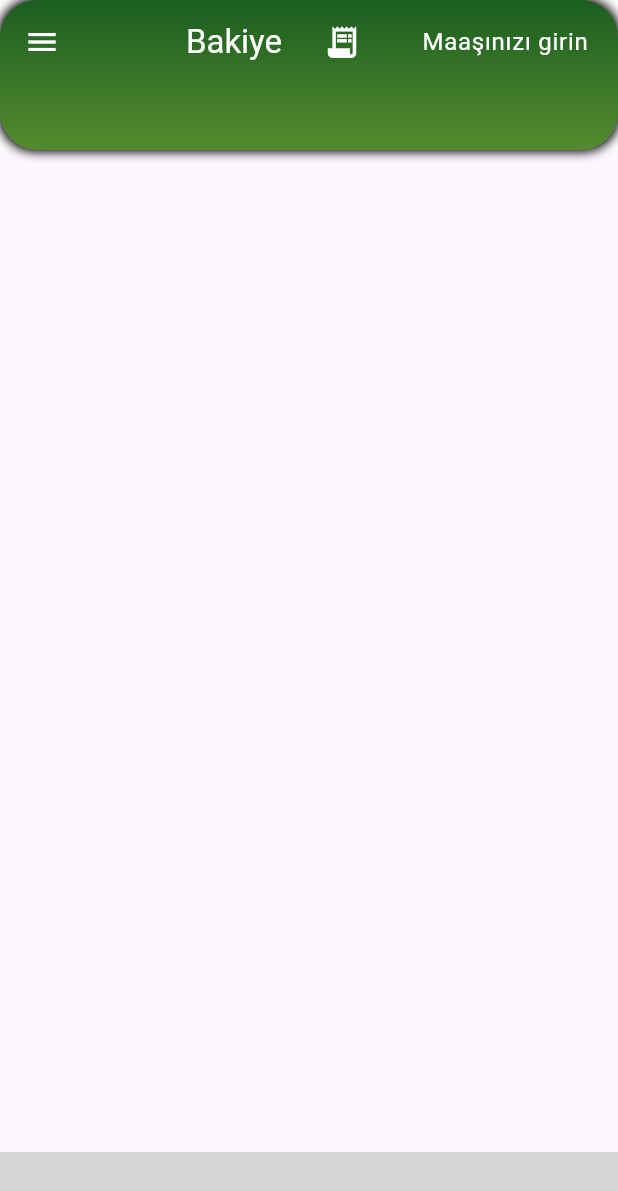
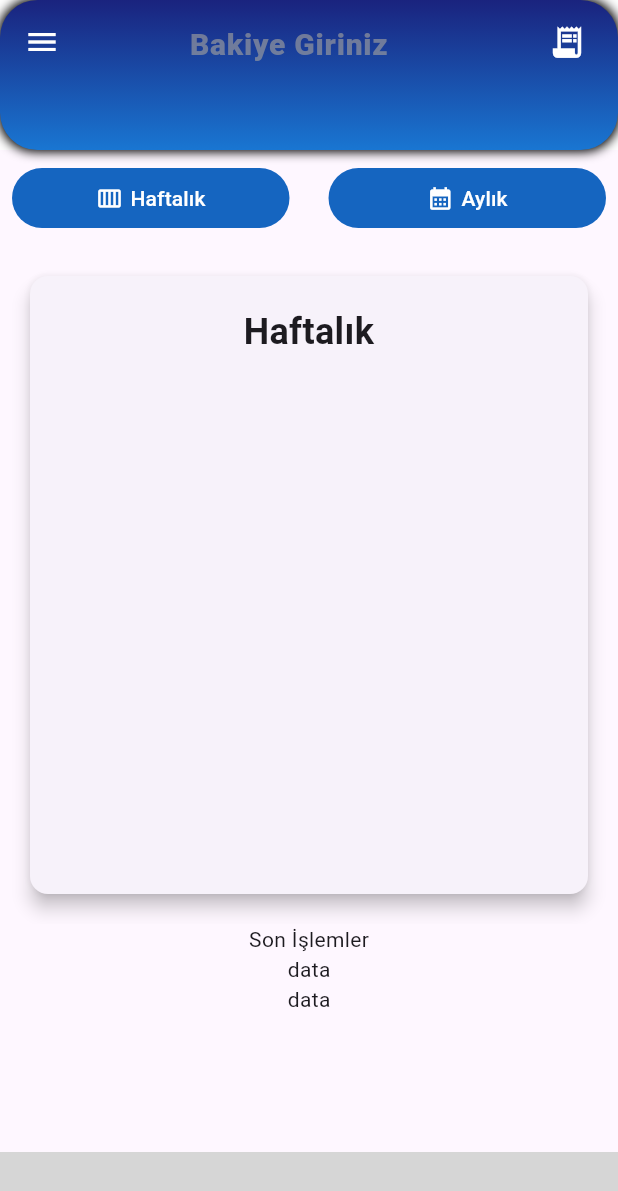
Before and after one commit to bekirglr/flutter-finance_Tracking, a Flutter app: the screen it shows after launch, on a phone screen of 412 x 824 dp. Shown: the top 1191 px of the screen. Run offline on Flutter 3.47's test engine with Material 3 defaults, Android fonts, the phone set to English and light mode, and no system bars; our stand-ins replace font_awesome_flutter, sqflite; missing offline and left inert: bottom_bar_with_sheet; accounts and stored records are empty; statements that could not run were skipped; grey boxes are pictures that could not be loaded.

Commit message:
Code and UI design improvements have been made.

```diff
--- a/lib/main.dart
+++ b/lib/main.dart
@@ -12,8 +12,8 @@ class MyApp extends StatelessWidget {
       title: 'Finance App',
       debugShowCheckedModeBanner: false,
       theme: ThemeData(
-        iconTheme: const IconThemeData(
-          color: Colors.green,
+        iconTheme: IconThemeData(
+          color: Colors.blue.shade700,
         ),
       ),
       home: HomePage(),
--- a/lib/screens/home_screen.dart
+++ b/lib/screens/home_screen.dart
@@ -1,4 +1,5 @@
 import 'package:flutter/material.dart';
+import 'package:font_awesome_flutter/font_awesome_flutter.dart';
 import '../widgets/draggablesheet_panel.dart';
 
 class HomePage extends StatefulWidget {
@@ -26,40 +27,42 @@ class _HomePageState extends State<HomePage> {
         child: AppBar(
           foregroundColor: Colors.white,
           centerTitle: true,
-          title: const Text(
-            'Bakiye',
-            style: TextStyle(color: Colors.white),
-          ),
           shape: RoundedRectangleBorder(
             borderRadius: BorderRadius.circular(25),
           ),
           actions: [
+            SizedBox(
+              width: 200,
+              child: TextField(
+                controller: _salaryController,
+                keyboardType: TextInputType.number,
+                decoration: InputDecoration(
+                  suffix: Icon(
+                    FontAwesomeIcons.turkishLiraSign,
+                    size: 20,
+                    color: Colors.black,
+                  ),
+                  hintText: "Bakiye Giriniz",
+                  hintStyle: TextStyle(
+                      color: Color.fromARGB(166, 158, 158, 158), fontSize: 20),
+                  border: InputBorder.none,
+                ),
+                style: TextStyle(fontSize: 25, fontWeight: FontWeight.w900),
+                textAlign: TextAlign.right,
+                onChanged: (value) {
+                  // You can add any necessary logic here when salary changes
+                },
+              ),
+            ),
             Padding(
-              padding: const EdgeInsets.fromLTRB(0, 0, 10, 0),
+              padding: const EdgeInsets.fromLTRB(75, 0, 10, 0),
               child: IconButton(
                   onPressed: () => {},
-                  icon: Icon(
+                  icon: const Icon(
                     Icons.receipt_long,
                     size: 25,
                     color: Colors.white,
                   )),
-            ),
-            SizedBox(
-              width: 150, // Or any other width that fits your design
-              child: TextField(
-                controller: _salaryController,
-                keyboardType: TextInputType.number,
-                decoration: InputDecoration(
-                  hintText: 'Maaşınızı girin',
-                  hintStyle: TextStyle(color: Colors.white),
-                  border: InputBorder.none,
-                ),
-                style: TextStyle(color: Colors.white),
-                textAlign: TextAlign.center,
-                onChanged: (value) {
-                  // You can add any necessary logic here when salary changes
-                },
-              ),
             ),
           ],
           flexibleSpace: Container(
@@ -76,8 +79,8 @@ class _HomePageState extends State<HomePage> {
                 begin: Alignment.topRight,
                 end: Alignment.bottomRight,
                 colors: [
-                  Colors.green.shade900,
-                  Colors.lightGreen.shade800,
+                  Colors.indigo.shade900,
+                  Colors.blue.shade700,
                 ],
               ),
             ),
--- a/lib/widgets/draggablesheet_panel.dart
+++ b/lib/widgets/draggablesheet_panel.dart
@@ -1,4 +1,5 @@
 import 'package:flutter/material.dart';
+import 'package:font_awesome_flutter/font_awesome_flutter.dart';
 import '../data/db_helper.dart';
 import 'package:bottom_bar_with_sheet/bottom_bar_with_sheet.dart';
 
@@ -13,6 +14,7 @@ class _DraggableSheetPanelState extends State<DraggableSheetPanel> {
   final _bottomBarController = BottomBarWithSheetController(initialIndex: 0);
   double amount = 0.0;
   String description = '';
+  bool showSecondCard = false;
 
   @override
   Widget build(BuildContext context) {
@@ -30,12 +32,12 @@ class _DraggableSheetPanelState extends State<DraggableSheetPanel> {
                 spreadRadius: 1,
                 offset: Offset(0, 1),
               )
-              ]),
-          itemIconColor: Colors.grey,
+            ],
+          ),
         ),
         items: const [
-          BottomBarWithSheetItem(icon: Icons.trending_up, label: "Gelir"),
-          BottomBarWithSheetItem(icon: Icons.trending_down, label: "Gider"),
+          BottomBarWithSheetItem(icon: Icons.home, label: "Gelir"),
+          BottomBarWithSheetItem(icon: Icons.person, label: "Profil"),
         ],
         sheetChild: Padding(
           padding: const EdgeInsets.all(10.0),
@@ -51,7 +53,8 @@ class _DraggableSheetPanelState extends State<DraggableSheetPanel> {
                       "Tutar ekle",
                       style: TextStyle(color: Colors.white),
                     ),
-                    style: TextButton.styleFrom(backgroundColor: Colors.green),
+                    style: TextButton.styleFrom(
+                        backgroundColor: Colors.blue.shade800),
                   ),
                   TextButton(
                     onPressed: () => {},
@@ -59,7 +62,8 @@ class _DraggableSheetPanelState extends State<DraggableSheetPanel> {
                       "Tutar çıkar",
                       style: TextStyle(color: Colors.white),
                     ),
-                    style: TextButton.styleFrom(backgroundColor: Colors.green),
+                    style: TextButton.styleFrom(
+                        backgroundColor: Colors.blue.shade800),
                   )
                 ],
               ),
@@ -106,6 +110,150 @@ class _DraggableSheetPanelState extends State<DraggableSheetPanel> {
           ),
         ),
       ),
+      body: SingleChildScrollView(
+        child: Column(
+          mainAxisAlignment: MainAxisAlignment.center,
+          crossAxisAlignment: CrossAxisAlignment.center,
+          children: <Widget>[
+            Container(
+              child: Row(
+                mainAxisAlignment: MainAxisAlignment.center,
+                children: <Widget>[
+                  Expanded(
+                    child: Padding(
+                      padding: const EdgeInsets.all(8.0),
+                      child: TextButton(
+                        onPressed: () {
+                          setState(() {
+                            showSecondCard = false;
+                          });
+                        },
+                        child: Row(
+                          mainAxisAlignment: MainAxisAlignment.center,
+                          children: [
+                            Icon(
+                              Icons.calendar_view_week,
+                              color: Colors.white,
+                            ),
+                            SizedBox(width: 5),
+                            Flexible(
+                              child: Text(
+                                'Haftalık',
+                                style: TextStyle(color: Colors.white),
+                              ),
+                            ),
+                          ],
+                        ),
+                        style: TextButton.styleFrom(
+                            backgroundColor: Colors.blue.shade800),
+                      ),
+                    ),
+                  ),
+                  SizedBox(
+                    width: 10,
+                  ),
+                  Expanded(
+                    child: Padding(
+                      padding: const EdgeInsets.all(8.0),
+                      child: TextButton(
+                        onPressed: () {
+                          setState(() {
+                            showSecondCard = true;
+                          });
+                        },
+                        child: Row(
+                          mainAxisAlignment: MainAxisAlignment.center,
+                          children: [
+                            Icon(
+                              Icons.calendar_month,
+                              color: Colors.white,
+                            ),
+                            SizedBox(width: 5),
+                            Flexible(
+                              child: Text(
+                                'Aylık',
+                                style: TextStyle(color: Colors.white),
+                              ),
+                            ),
+                          ],
+                        ),
+                        style: TextButton.styleFrom(
+                            backgroundColor: Colors.blue.shade800),
+                      ),
+                    ),
+                  ),
+                ],
+              ),
+            ),
+            GestureDetector(
+              onHorizontalDragUpdate: (details) {
+                if (details.delta.dx < -20) {
+                  setState(() {
+                    showSecondCard = true;
+                  });
+                } else if (details.delta.dx > 20) {
+                  setState(() {
+                    showSecondCard = false;
+                  });
+                }
+              },
+              child: AnimatedCrossFade(
+                duration: Duration(milliseconds: 300),
+                firstChild: Card(
+                  elevation: 5,
+                  margin: EdgeInsets.all(20),
+                  child: Container(
+                    width: MediaQuery.of(context).size.width * 1,
+                    height: MediaQuery.of(context).size.height * 0.5,
+                    padding: EdgeInsets.all(20),
+                    child: Text(
+                      'Haftalık',
+                      textAlign: TextAlign.center,
+                      style: TextStyle(
+                        fontSize: 24,
+                        fontWeight: FontWeight.bold,
+                      ),
+                    ),
+                  ),
+                ),
+                secondChild: Card(
+                  elevation: 5,
+                  margin: EdgeInsets.all(20),
+                  child: Container(
+                    width: MediaQuery.of(context).size.width * 1,
+                    height: MediaQuery.of(context).size.height * 0.5,
+                    padding: EdgeInsets.all(20),
+                    child: Text(
+                      'Aylık',
+                      textAlign: TextAlign.center,
+                      style: TextStyle(
+                        fontSize: 24,
+                        fontWeight: FontWeight.bold,
+                      ),
+                    ),
+                  ),
+                ),
+                crossFadeState: showSecondCard
+                    ? CrossFadeState.showSecond
+                    : CrossFadeState.showFirst,
+              ),
+            ),
+            // SizedBox(height: MediaQuery.of(context).size.height * 0.2),
+            Container(
+              child: Column(
+                mainAxisAlignment: MainAxisAlignment.center,
+                children: [
+                  SizedBox(
+                    child: Text("Son İşlemler"),
+                  ),
+                  Text("data"),
+                  Text("data"),
+                ],
+              ),
+            )
+          ],
+        ),
+      ),
     );
   }
 }
```
Lines whose indentation alone changed are shown as unchanged.
